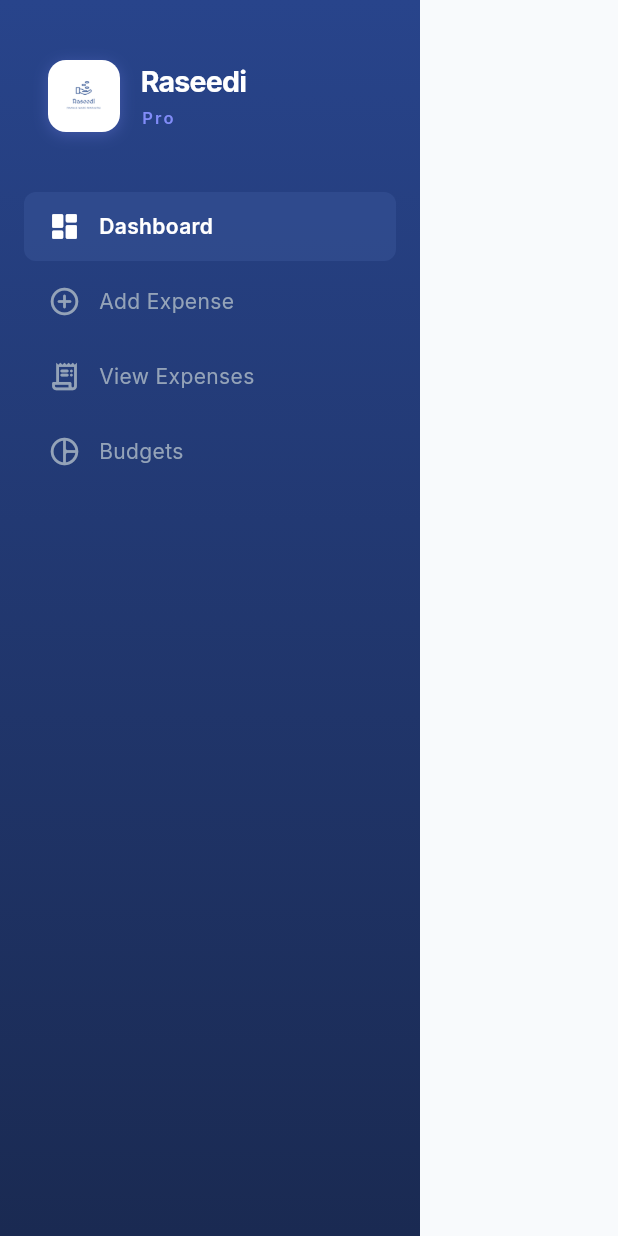
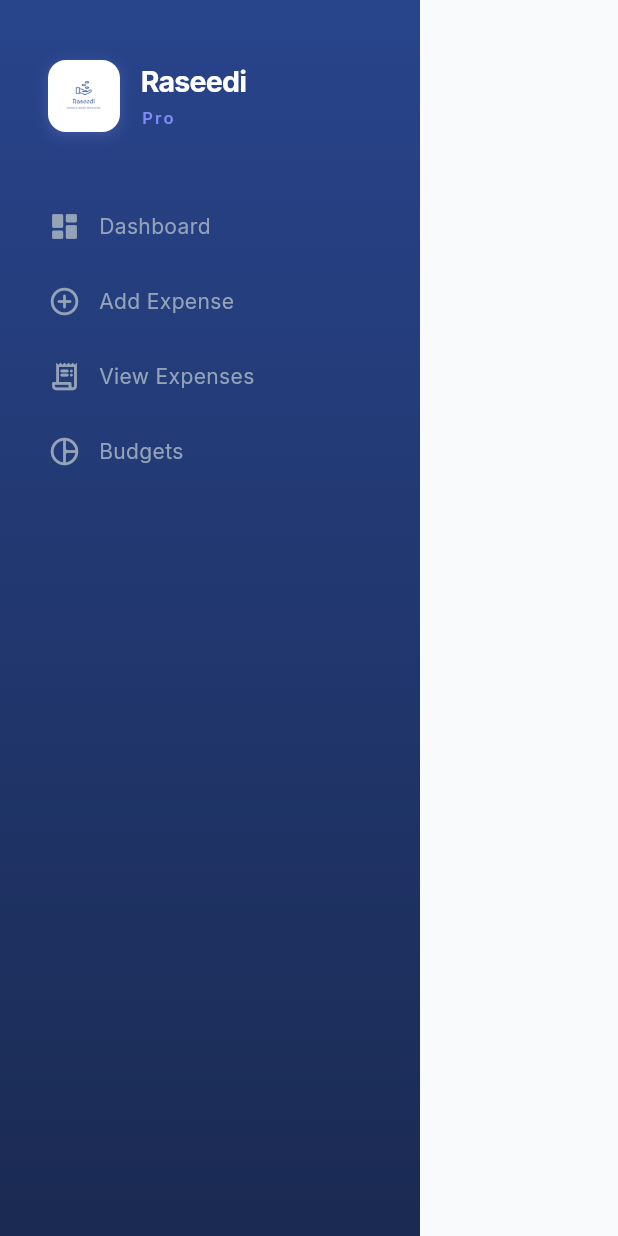
Before and after one commit to houubeer/Expense-Tracking, a Flutter app: the Sidebar widget shown alone on an empty page, opened directly with empty values, on a phone screen of 412 x 824 dp. Run offline on Flutter 3.47's test engine with Material 3 defaults, Android fonts, the phone set to English and light mode, and no system bars; our stand-ins replace drift, fl_chart, go_router, google_fonts, rxdart; accounts and stored records are empty; generated files the repository leaves out were written again.

```diff
--- a/lib/features/shared/widgets/common/sidebar.dart
+++ b/lib/features/shared/widgets/common/sidebar.dart
@@ -1,22 +1,23 @@
 import 'package:flutter/material.dart';
 import 'package:expense_tracking_desktop_app/constants/colors.dart';
 import 'package:expense_tracking_desktop_app/constants/text_styles.dart';
+import 'package:expense_tracking_desktop_app/routes/app_routes.dart';
 
 class Sidebar extends StatelessWidget {
-  final int selectedIndex;
-  final Function(int) onDestinationSelected;
+  final String currentPath;
+  final Function(String) onDestinationSelected;
 
   const Sidebar({
     super.key,
-    required this.selectedIndex,
+    required this.currentPath,
     required this.onDestinationSelected,
   });
 
   static const List<Map<String, dynamic>> _items = [
-    {"icon": Icons.dashboard_rounded, "label": "Dashboard"},
-    {"icon": Icons.add_circle_outline_rounded, "label": "Add Expense"},
-    {"icon": Icons.receipt_long_rounded, "label": "View Expenses"},
-    {"icon": Icons.pie_chart_outline_rounded, "label": "Budgets"},
+    {"icon": Icons.dashboard_rounded, "label": "Dashboard", "path": AppRoutes.home},
+    {"icon": Icons.add_circle_outline_rounded, "label": "Add Expense", "path": AppRoutes.addExpense},
+    {"icon": Icons.receipt_long_rounded, "label": "View Expenses", "path": AppRoutes.viewExpenses},
+    {"icon": Icons.pie_chart_outline_rounded, "label": "Budgets", "path": AppRoutes.budgets},
   ];
 
   @override
@@ -99,12 +100,24 @@ class Sidebar extends StatelessWidget {
               padding: const EdgeInsets.symmetric(horizontal: 16),
               itemCount: _items.length,
               separatorBuilder: (context, index) => const SizedBox(height: 4),
-              itemBuilder: (context, i) => _SidebarTile(
-                icon: _items[i]["icon"] as IconData,
-                label: _items[i]["label"] as String,
-                isSelected: selectedIndex == i,
-                onTap: () => onDestinationSelected(i),
-              ),
+              itemBuilder: (context, i) {
+                final itemPath = _items[i]["path"] as String;
+                // Check if current path starts with item path (for nested routes)
+                // Special case for root '/' to match exactly or be the only one if others don't match
+                bool isSelected = false;
+                if (itemPath == '/') {
+                  isSelected = currentPath == '/';
+                } else {
+                  isSelected = currentPath.startsWith(itemPath);
+                }
+
+                return _SidebarTile(
+                  icon: _items[i]["icon"] as IconData,
+                  label: _items[i]["label"] as String,
+                  isSelected: isSelected,
+                  onTap: () => onDestinationSelected(itemPath),
+                );
+              },
             ),
           ),
         ],
--- a/lib/routes/app_routes.dart
+++ b/lib/routes/app_routes.dart
@@ -1,19 +1,9 @@
 /// Application route names and navigation constants
 class AppRoutes {
   static const String home = '/';
-  static const String addExpense = '/add-expense';
-  static const String viewExpenses = '/view-expenses';
-  static const String budgets = '/budgets';
+  static const String addExpense = '/expenses/add';
+  static const String viewExpenses = '/expenses';
+  static const String budgets = '/budget';
 
   static const String settings = '/settings';
 }
-
-/// Screen indices for the main navigation
-class ScreenIndex {
-  static const int home = 0;
-  static const int addExpense = 1;
-  static const int viewExpenses = 2;
-  static const int budgets = 3;
-
-  static const int settings = 5;
-}
--- a/pubspec.yaml
+++ b/pubspec.yaml
@@ -73,6 +73,7 @@ dependencies:
   # Export & Share
   share_plus: ^7.2.1
   screenshot: ^2.1.0
+  go_router: ^17.0.0
 
 dev_dependencies:
   flutter_test:
```
Also changed, not shown: lib/app.dart (+7 -74 lines), lib/main.dart (+2 -5 lines), lib/routes/router.dart (added, +116 -0 lines), lib/screens/budget/budget_setting_screen.dart (+3 -9 lines), lib/screens/expenses/add_expense_screen.dart (+3 -6 lines), lib/screens/expenses/expenses_list_screen.dart (+4 -8 lines), lib/screens/home/home_screen.dart (+8 -10 lines), pubspec.lock, 1 other file.
